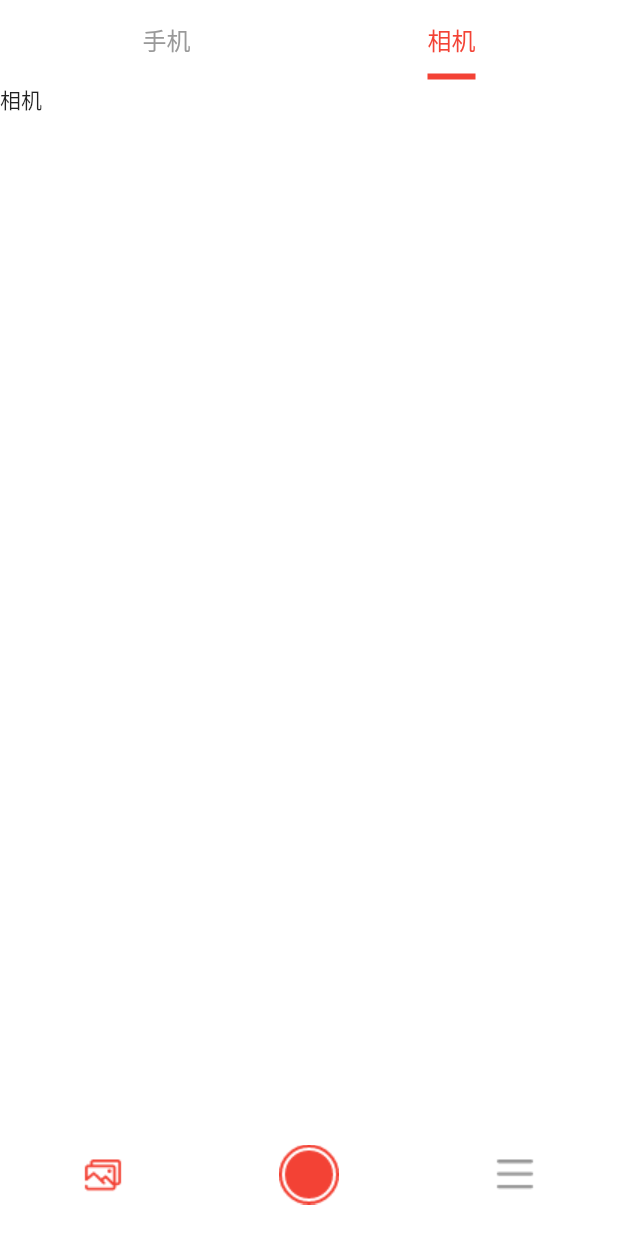
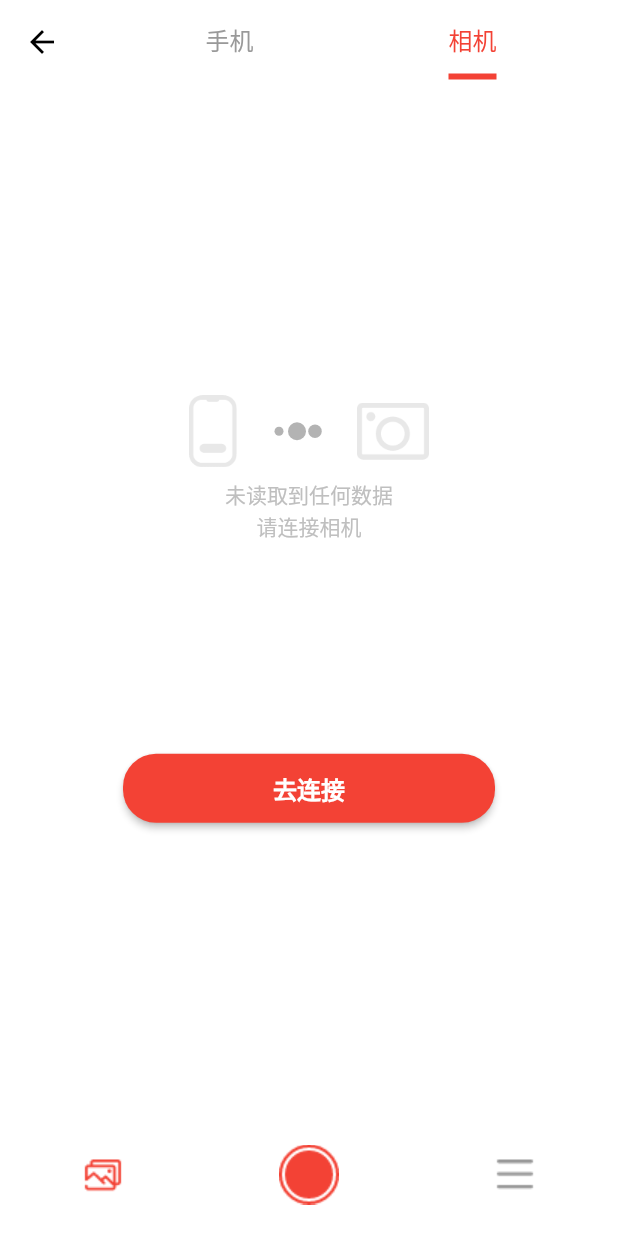
Before and after one commit to ispepe/xcam_one, a Flutter app: the IndexPage screen opened by its route, tab 2 chosen, on a phone screen of 412 x 824 dp. Run offline on Flutter 3.47's test engine with Material 2 defaults, Android fonts, the phone set to English and light mode, and no system bars; drawn by our look-alikes of oktoast; our stand-ins replace fluro, flutter_spinkit, localstorage, photo_view, transparent_image, webview_flutter; missing offline and left inert: flustars; Roboto replaces fonts that are missing (PingFangSC).

Commit message:
feat: 添加相册

```diff
--- a/lib/pages/index/pages/index_page.dart
+++ b/lib/pages/index/pages/index_page.dart
@@ -58,9 +58,9 @@ class _IndexPageState extends State<IndexPage> {
     ),
   ];
 
-  int currentIndex = 0;
+  int _currentIndex = 0;
 
-  final pages = [
+  final _pages = [
     PhotoPage(),
     CameraPage(),
     Container(
@@ -72,10 +72,10 @@ class _IndexPageState extends State<IndexPage> {
   @override
   Widget build(BuildContext context) {
     return Scaffold(
-      body: pages[currentIndex],
+      body: _pages[_currentIndex],
       bottomNavigationBar: BottomNavigationBar(
         items: bottomNavItems,
-        currentIndex: currentIndex,
+        currentIndex: _currentIndex,
         type: BottomNavigationBarType.fixed,
         showSelectedLabels: false,
         showUnselectedLabels: false,
@@ -87,9 +87,9 @@ class _IndexPageState extends State<IndexPage> {
   }
 
   void _changePage(int index) {
-    if (index != currentIndex) {
+    if (index != _currentIndex) {
       setState(() {
-        currentIndex = index;
+        _currentIndex = index;
       });
     }
   }
--- a/lib/pages/photo/pages/camera_photo_page.dart
+++ b/lib/pages/photo/pages/camera_photo_page.dart
@@ -10,6 +10,11 @@
 
 import 'package:flutter/material.dart';
 
+import 'package:flutter_spinkit/flutter_spinkit.dart';
+
+import 'package:xcam_one/res/styles.dart';
+import 'package:xcam_one/widgets/my_button.dart';
+
 class CameraPhotoPage extends StatefulWidget {
   @override
   _CameraPhotoPageState createState() => _CameraPhotoPageState();
@@ -19,7 +24,61 @@ class _CameraPhotoPageState extends State<CameraPhotoPage> {
   @override
   Widget build(BuildContext context) {
     return Container(
-      child: Text('相机'),
+      padding: const EdgeInsets.all(8),
+      child: Center(
+        child: Container(
+          child: Column(
+            mainAxisSize: MainAxisSize.min,
+            children: [
+              Container(
+                child: Column(
+                  mainAxisAlignment: MainAxisAlignment.center,
+                  children: [
+                    Row(
+                      mainAxisAlignment: MainAxisAlignment.center,
+                      children: [
+                        Padding(
+                          padding: const EdgeInsets.all(8.0),
+                          child: Image.asset(
+                            'assets/images/camera_01.png',
+                            width: 32,
+                            height: 48,
+                          ),
+                        ),
+                        Padding(
+                            padding: const EdgeInsets.all(8.0),
+                            child: SpinKitThreeBounce(
+                              color: Color(0xFFB3B3B3),
+                              size: 24,
+                            )),
+                        Padding(
+                          padding: const EdgeInsets.all(8.0),
+                          child: Image.asset(
+                            'assets/images/camera_02.png',
+                            width: 48,
+                            height: 38,
+                          ),
+                        ),
+                      ],
+                    ),
+                    Text(
+                      '未读取到任何数据 \n请连接相机',
+                      textAlign: TextAlign.center,
+                      style: TextStyles.textSize14
+                          .copyWith(color: Color(0xFFBFBFBF)),
+                    )
+                  ],
+                ),
+              ),
+              Padding(
+                padding: const EdgeInsets.only(top: 140.0),
+                child: MyButton(
+                    minWidth: 248, onPressed: () {}, buttonText: '去连接'),
+              ),
+            ],
+          ),
+        ),
+      ),
     );
   }
 }
--- a/lib/pages/photo/pages/photo_page.dart
+++ b/lib/pages/photo/pages/photo_page.dart
@@ -25,8 +25,7 @@ class _PhotoPageState extends State<PhotoPage>
   Widget build(BuildContext context) {
     super.build(context);
 
-    return MaterialApp(
-      home: DefaultTabController(
+    return DefaultTabController(
       length: 2,
       child: Scaffold(
         backgroundColor: Colors.white,
@@ -55,7 +54,6 @@ class _PhotoPageState extends State<PhotoPage>
           children: [PhonePhotoPage(), CameraPhotoPage()],
         ),
       ),
-      ),
     );
   }
 
--- a/lib/res/styles.dart
+++ b/lib/res/styles.dart
@@ -38,9 +38,13 @@ class TextStyles {
   static const TextStyle textSize12 = TextStyle(
     fontSize: 12,
   );
+  static const TextStyle textSize14 = TextStyle(
+    fontSize: 14,
+  );
   static const TextStyle textSize16 = TextStyle(
     fontSize: 16,
   );
+
   static const TextStyle textMedium18 =
       TextStyle(fontSize: 18, fontWeight: FontWeight.w500);
 
--- a/lib/routers/routers.dart
+++ b/lib/routers/routers.dart
@@ -11,6 +11,7 @@
 import 'package:flutter/material.dart' hide Router;
 import 'package:fluro/fluro.dart';
 import 'package:xcam_one/pages/index/index_router.dart';
+import 'package:xcam_one/pages/photo_view/photo_view_router.dart';
 import 'package:xcam_one/pages/welcome/welcome_router.dart';
 import 'package:xcam_one/routers/page_not_found.dart';
 import 'package:xcam_one/routers/router_init.dart';
@@ -47,6 +48,7 @@ class Routes {
 
     _listRouter.add(IndexRouter());
     _listRouter.add(WelcomeRouter());
+    _listRouter.add(PhotoViewRouter());
 
     /// NOTE: 3/29/21 异步是否有影响？
     _listRouter.forEach((routerProvider) {
--- a/lib/widgets/my_button.dart
+++ b/lib/widgets/my_button.dart
@@ -17,7 +17,7 @@ class MyButton extends StatelessWidget {
     required this.minWidth,
     required this.onPressed,
     required this.buttonText,
-    this.vertical = 22.0,
+    this.vertical = 11.0,
   }) : super(key: key);
 
   final double minWidth;
```
Also changed, not shown: lib/pages/camera/pages/camera_page.dart (+15 -1 lines), lib/pages/photo/pages/phone_photo_page.dart (+20 -2 lines), lib/pages/photo_view/pages/photo_view_page.dart (added, +232 -0 lines), lib/pages/photo_view/photo_view_router.dart (added, +35 -0 lines), pubspec.yaml (+9 -0 lines), assets/images/2.0x/camera_01.png (added), assets/images/2.0x/camera_02.png (added), assets/images/2.0x/more.png (added), assets/images/3.0x/camera_01.png (added), assets/images/3.0x/camera_02.png (added), assets/images/3.0x/more.png (added), assets/images/camera_01.png (added), assets/images/camera_02.png (added), assets/images/more.png (added). Lines whose indentation alone changed are shown as unchanged.
